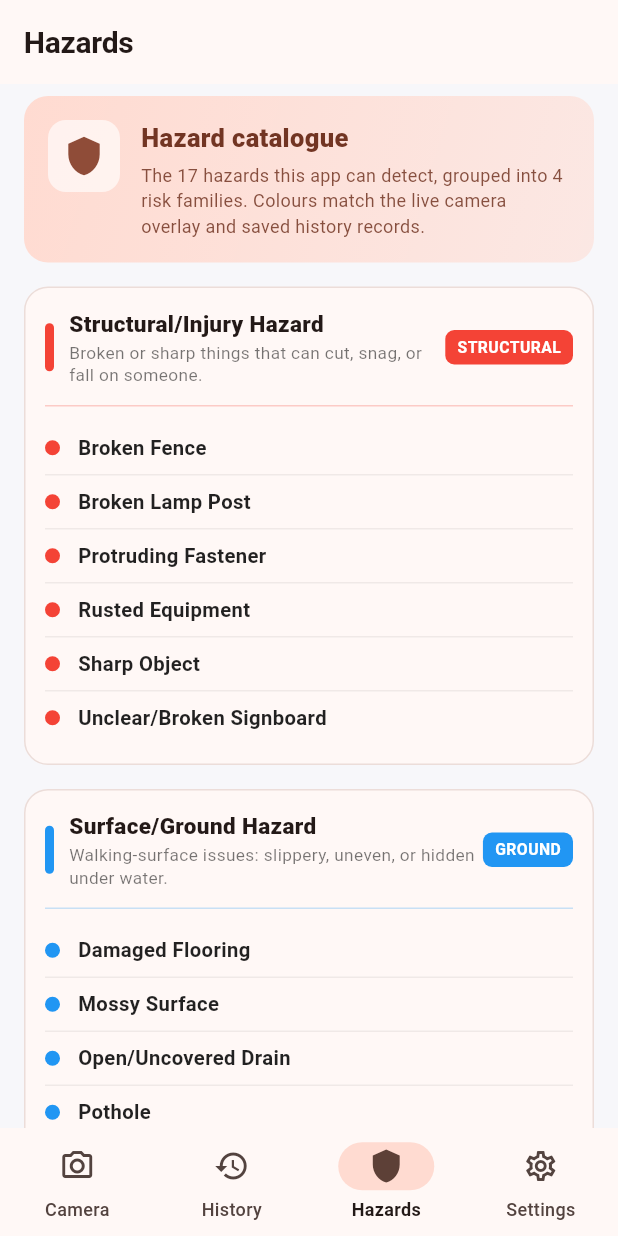
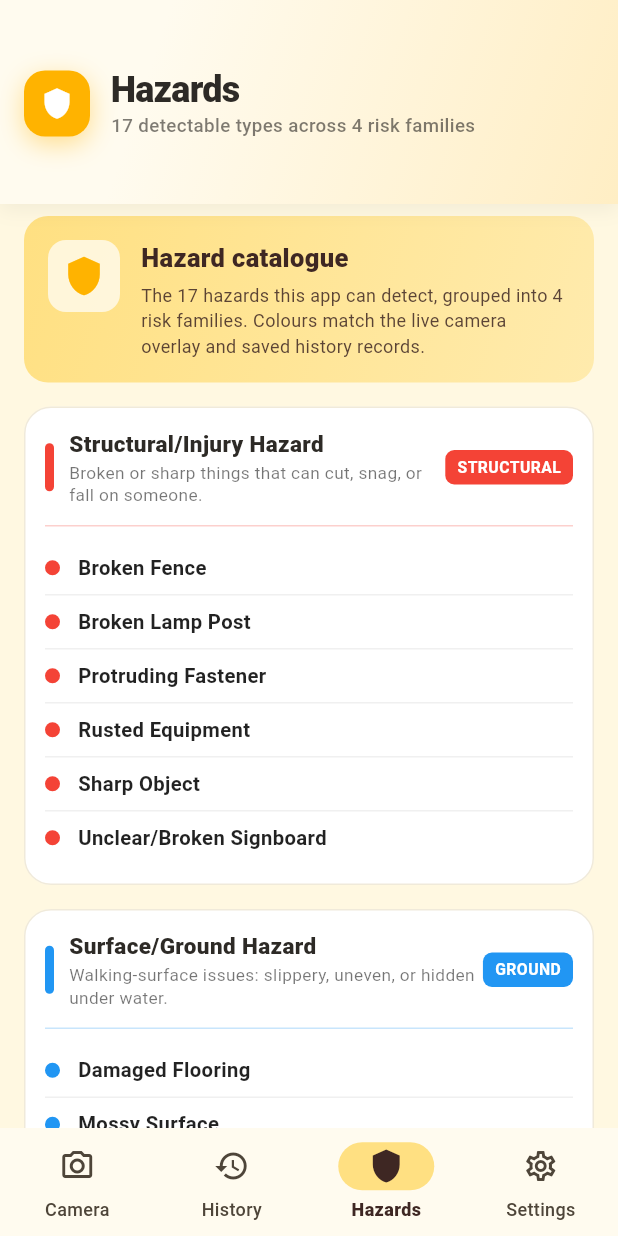
Before and after one commit to HAIZ4D/campusHazardDetector_app, a Flutter app: the screen it shows after launch, item 3 of the bottom bar chosen, on a phone screen of 412 x 824 dp. Run offline on Flutter 3.47's test engine with Material 3 defaults, Android fonts, the phone set to English and light mode, and no system bars; our stand-ins replace camera, flutter_dotenv, google_generative_ai, permission_handler; missing offline and left inert: tflite_flutter.

Commit message:
Update the user interface of the application

```diff
--- a/lib/main.dart
+++ b/lib/main.dart
@@ -72,17 +72,50 @@ Future<void> main() async {
   );
 }
 
-/// Root widget — Material 3 light theme. Camera tab keeps a dark camera
-/// preview internally for image contrast, but every other surface in the
-/// app reads as a polished light Material 3 surface.
+/// Root widget — Material 3 light theme built around a rich-amber palette.
+///
+/// Why we don't just use `ColorScheme.fromSeed(amber)` straight:
+///   M3 derives `primary` to ensure WCAG contrast on a white surface, which
+///   pushes any yellow seed toward a brownish-orange. We want the UI to
+///   read as visibly YELLOW, so we override `primary` and
+///   `primaryContainer` directly and let the generated palette fill in the
+///   harmonised neutrals and tertiaries around them.
+///
+/// Reads as: warm cream surfaces, gold primary, charcoal text. A premium
+/// "safety-yellow" tone that thematically fits a hazard-detection app.
 class HazardDetectorApp extends StatelessWidget {
   const HazardDetectorApp({super.key});
+
+  // ── Yellow palette ─────────────────────────────────────────────────────
+  // Tuned by hand so primary stays genuinely yellow/gold (not the
+  // brown-orange M3 derives by default).
+  static const Color _gold = Color(0xFFFFB300); // Amber 600 — rich gold
+  static const Color _goldDeep = Color(0xFFFF8F00); // Amber 800 — deeper accent
+  static const Color _goldLight = Color(0xFFFFE082); // Amber 200 — soft container
+  static const Color _cream = Color(0xFFFFFBEF); // very warm white surface
+  static const Color _scaffoldBg = Color(0xFFFFF8E1); // amber 50 — soft bg
+  static const Color _charcoal = Color(0xFF2D2A26); // warm dark text
+  static const Color _onContainer = Color(0xFF3E2723); // brown 900-ish
 
   @override
   Widget build(BuildContext context) {
     final ColorScheme colorScheme = ColorScheme.fromSeed(
-      seedColor: Colors.deepOrange,
+      seedColor: _gold,
       brightness: Brightness.light,
+    ).copyWith(
+      primary: _gold,
+      onPrimary: Colors.black, // dark text on yellow = readable
+      primaryContainer: _goldLight,
+      onPrimaryContainer: _onContainer,
+      secondary: _goldDeep,
+      onSecondary: Colors.white,
+      surface: _cream,
+      onSurface: _charcoal,
+      surfaceContainerLowest: Colors.white,
+      surfaceContainerLow: _cream,
+      surfaceContainer: const Color(0xFFFFF3E0), // amber 50 warmer
+      surfaceContainerHigh: const Color(0xFFFFE8B3),
+      outlineVariant: const Color(0xFFE6DCC2), // warm beige outline
     );
 
     return MaterialApp(
@@ -91,9 +124,9 @@ class HazardDetectorApp extends StatelessWidget {
       theme: ThemeData(
         colorScheme: colorScheme,
         useMaterial3: true,
-        scaffoldBackgroundColor: const Color(0xFFF7F7FA),
+        scaffoldBackgroundColor: _scaffoldBg,
 
-        // ── AppBars: light, no elevation, bold title ─────────────────────
+        // ── AppBars (default — overridden per screen by HeroAppBar) ───────
         appBarTheme: AppBarTheme(
           backgroundColor: colorScheme.surface,
           foregroundColor: colorScheme.onSurface,
@@ -112,69 +145,101 @@ class HazardDetectorApp extends StatelessWidget {
         // ── Bottom NavigationBar (Material 3) ─────────────────────────────
         navigationBarTheme: NavigationBarThemeData(
           backgroundColor: colorScheme.surface,
-          indicatorColor: colorScheme.primaryContainer,
+          indicatorColor: _goldLight, // soft yellow pill behind active icon
           surfaceTintColor: Colors.transparent,
           height: 72,
           labelTextStyle: WidgetStateProperty.resolveWith((states) {
             final selected = states.contains(WidgetState.selected);
             return TextStyle(
               fontSize: 12,
-              fontWeight: selected ? FontWeight.w700 : FontWeight.w500,
-              color: selected ? colorScheme.onSurface : colorScheme.onSurfaceVariant,
+              fontWeight: selected ? FontWeight.w800 : FontWeight.w500,
+              color: selected
+                  ? _onContainer
+                  : colorScheme.onSurfaceVariant,
+            );
+          }),
+          iconTheme: WidgetStateProperty.resolveWith((states) {
+            final selected = states.contains(WidgetState.selected);
+            return IconThemeData(
+              color: selected ? _onContainer : colorScheme.onSurfaceVariant,
+              size: 24,
             );
           }),
         ),
 
-        // ── Cards: soft, rounded, subtle elevation ────────────────────────
+        // ── Cards: soft, rounded, hairline border ─────────────────────────
         cardTheme: CardThemeData(
-          color: colorScheme.surface,
+          color: Colors.white, // white pops cleanly against cream scaffold
           elevation: 0,
           surfaceTintColor: Colors.transparent,
           shadowColor: Colors.black.withValues(alpha: 0.06),
           shape: RoundedRectangleBorder(
-            borderRadius: BorderRadius.circular(16),
+            borderRadius: BorderRadius.circular(18),
             side: BorderSide(
-              color: colorScheme.outlineVariant.withValues(alpha: 0.5),
+              color: colorScheme.outlineVariant.withValues(alpha: 0.6),
               width: 1,
             ),
           ),
           margin: EdgeInsets.zero,
         ),
 
-        // ── Filled buttons: punchy primary ────────────────────────────────
+        // ── Filled buttons: gold with dark text ───────────────────────────
         filledButtonTheme: FilledButtonThemeData(
           style: FilledButton.styleFrom(
+            backgroundColor: _gold,
+            foregroundColor: Colors.black,
             shape: RoundedRectangleBorder(
-              borderRadius: BorderRadius.circular(12),
+              borderRadius: BorderRadius.circular(14),
             ),
             padding:
-                const EdgeInsets.symmetric(horizontal: 18, vertical: 12),
+                const EdgeInsets.symmetric(horizontal: 20, vertical: 14),
             textStyle: const TextStyle(
               fontSize: 14,
-              fontWeight: FontWeight.w600,
+              fontWeight: FontWeight.w700,
+              letterSpacing: 0.1,
             ),
           ),
         ),
 
-        // ── Outlined buttons: soft outline ────────────────────────────────
+        // ── Outlined buttons: soft amber outline ──────────────────────────
         outlinedButtonTheme: OutlinedButtonThemeData(
           style: OutlinedButton.styleFrom(
             shape: RoundedRectangleBorder(
-              borderRadius: BorderRadius.circular(12),
+              borderRadius: BorderRadius.circular(14),
             ),
             padding:
                 const EdgeInsets.symmetric(horizontal: 14, vertical: 10),
+            side: BorderSide(
+              color: _goldDeep.withValues(alpha: 0.45),
+              width: 1.2,
+            ),
+            foregroundColor: _onContainer,
           ),
+        ),
+
+        // ── Sliders: gold track ───────────────────────────────────────────
+        sliderTheme: SliderThemeData(
+          activeTrackColor: _gold,
+          inactiveTrackColor: _goldLight.withValues(alpha: 0.5),
+          thumbColor: _goldDeep,
+          overlayColor: _gold.withValues(alpha: 0.15),
+          valueIndicatorColor: _onContainer,
+          valueIndicatorTextStyle: const TextStyle(color: Colors.white),
         ),
 
         // ── Snackbars: floating, rounded ──────────────────────────────────
         snackBarTheme: SnackBarThemeData(
           behavior: SnackBarBehavior.floating,
           shape: RoundedRectangleBorder(
-            borderRadius: BorderRadius.circular(12),
+            borderRadius: BorderRadius.circular(14),
           ),
-          backgroundColor: colorScheme.inverseSurface,
-          contentTextStyle: TextStyle(color: colorScheme.onInverseSurface),
+          backgroundColor: _onContainer,
+          contentTextStyle: const TextStyle(color: Colors.white),
+        ),
+
+        // ── Progress indicator default colour ─────────────────────────────
+        progressIndicatorTheme: const ProgressIndicatorThemeData(
+          color: _gold,
         ),
       ),
       home: const MainShell(),
--- a/lib/screens/hazards_screen.dart
+++ b/lib/screens/hazards_screen.dart
@@ -16,6 +16,7 @@
 import 'package:flutter/material.dart';
 
 import '../ensemble/label_harmoniser.dart';
+import '../widgets/hero_app_bar.dart';
 import '../widgets/parent_category_palette.dart';
 
 /// Hardcoded list of (raw → harmonised) pairs we ALWAYS want shown, derived
@@ -99,8 +100,10 @@ class HazardsScreen extends StatelessWidget {
     }());
 
     return Scaffold(
-      appBar: AppBar(
-        title: const Text('Hazards'),
+      appBar: const HeroAppBar(
+        title: 'Hazards',
+        subtitle: '17 detectable types across 4 risk families',
+        icon: Icons.shield,
       ),
       body: ListView(
         padding: const EdgeInsets.fromLTRB(16, 8, 16, 24),
--- /dev/null
+++ b/lib/widgets/hero_app_bar.dart
@@ -0,0 +1,252 @@
+// =============================================================================
+// HeroAppBar
+// -----------------------------------------------------------------------------
+// A taller, more expressive AppBar designed for the secondary screens
+// (History, Hazards, Settings, Detection Detail). Drops into Scaffold.appBar
+// as a PreferredSizeWidget — no Sliver gymnastics required.
+//
+// Visual anatomy:
+//
+//   ┌─────────────────────────────────────────────────────────┐
+//   │  ┏━━━┓                                                  │
+//   │  ┃IC ┃   TITLE  (24sp, w900, charcoal)        [actions] │
+//   │  ┗━━━┛   subtitle (12.5sp, w500, muted)                 │
+//   └─────────────────────────────────────────────────────────┘
+//        ▲                                          ▲
+//   icon badge with glow             optional action buttons
+//   (accent-coloured, rounded)       (e.g. Clear All)
+//
+// Background is a soft diagonal gradient from the cream surface to a hint
+// of the accent colour, with a hairline shadow at the bottom edge. Each
+// screen can override the accent (the detection-detail screen ties its
+// appbar accent to the record's parent-category colour for continuity).
+// =============================================================================
+
+import 'package:flutter/material.dart';
+
+class HeroAppBar extends StatelessWidget implements PreferredSizeWidget {
+  /// Main heading text shown at full size.
+  final String title;
+
+  /// Smaller subtitle below the title — give the user one line of context.
+  final String subtitle;
+
+  /// Hero icon that lives in the badge on the left.
+  final IconData icon;
+
+  /// Optional trailing widgets (e.g. an IconButton for Clear All).
+  final List<Widget>? actions;
+
+  /// Override the default accent (defaults to the theme's primary). The
+  /// detail screen uses this to colour-match the displayed record's parent
+  /// hazard category.
+  final Color? accentColor;
+
+  /// Optional back-button override; defaults to Navigator.maybePop when
+  /// inside a route that can be popped.
+  final VoidCallback? onBack;
+
+  /// When true, shows a back arrow on the left (before the icon badge).
+  final bool showBackButton;
+
+  /// AppBar height (does NOT include the status bar — that's drawn through
+  /// the gradient automatically).
+  static const double _contentHeight = 112;
+  static const double _statusBarFallback = 24;
+
+  const HeroAppBar({
+    super.key,
+    required this.title,
+    required this.subtitle,
+    required this.icon,
+    this.actions,
+    this.accentColor,
+    this.onBack,
+    this.showBackButton = false,
+  });
+
+  @override
+  Size get preferredSize =>
+      const Size.fromHeight(_contentHeight + _statusBarFallback);
+
+  @override
+  Widget build(BuildContext context) {
+    final scheme = Theme.of(context).colorScheme;
+    final Color accent = accentColor ?? scheme.primary;
+    final Color onAccent = _onColor(accent);
+    final double topInset = MediaQuery.of(context).padding.top;
+
+    return Container(
+      // Container takes the FULL preferredSize so the gradient extends
+      // behind the status bar — gives the modern "edge-to-edge" feel.
+      decoration: BoxDecoration(
+        gradient: LinearGradient(
+          begin: Alignment.topLeft,
+          end: Alignment.bottomRight,
+          colors: [
+            scheme.surface,
+            Color.alphaBlend(accent.withValues(alpha: 0.18), scheme.surface),
+          ],
+          stops: const [0.25, 1.0],
+        ),
+        boxShadow: [
+          BoxShadow(
+            color: Colors.black.withValues(alpha: 0.05),
+            blurRadius: 10,
+            offset: const Offset(0, 4),
+          ),
+        ],
+      ),
+      padding: EdgeInsets.only(top: topInset),
+      child: SafeArea(
+        top: false,
+        bottom: false,
+        child: Padding(
+          padding: const EdgeInsets.fromLTRB(16, 14, 8, 12),
+          child: Row(
+            crossAxisAlignment: CrossAxisAlignment.center,
+            children: [
+              // ── Optional back button ───────────────────────────────────
+              if (showBackButton) ...[
+                _RoundIconButton(
+                  icon: Icons.arrow_back,
+                  onTap: onBack ?? () => Navigator.of(context).maybePop(),
+                  background: scheme.surface,
+                  iconColor: scheme.onSurface,
+                ),
+                const SizedBox(width: 8),
+              ],
+
+              // ── Hero icon badge ───────────────────────────────────────
+              Container(
+                padding: const EdgeInsets.all(11),
+                decoration: BoxDecoration(
+                  color: accent,
+                  borderRadius: BorderRadius.circular(14),
+                  boxShadow: [
+                    BoxShadow(
+                      color: accent.withValues(alpha: 0.40),
+                      blurRadius: 14,
+                      offset: const Offset(0, 5),
+                    ),
+                  ],
+                ),
+                child: Icon(icon, color: onAccent, size: 22),
+              ),
+              const SizedBox(width: 14),
+
+              // ── Title + subtitle stack ────────────────────────────────
+              Expanded(
+                child: Column(
+                  crossAxisAlignment: CrossAxisAlignment.start,
+                  mainAxisAlignment: MainAxisAlignment.center,
+                  children: [
+                    Text(
+                      title,
+                      style: TextStyle(
+                        fontSize: 24,
+                        fontWeight: FontWeight.w900,
+                        letterSpacing: -0.5,
+                        color: scheme.onSurface,
+                        height: 1.1,
+                      ),
+                      overflow: TextOverflow.ellipsis,
+                    ),
+                    const SizedBox(height: 3),
+                    Text(
+                      subtitle,
+                      style: TextStyle(
+                        fontSize: 12.5,
+                        color: scheme.onSurface.withValues(alpha: 0.62),
+                        fontWeight: FontWeight.w500,
+                        height: 1.2,
+                      ),
+                      overflow: TextOverflow.ellipsis,
+                    ),
+                  ],
+                ),
+              ),
+
+              // ── Optional action widgets on the right ──────────────────
+              if (actions != null) ...actions!,
+            ],
+          ),
+        ),
+      ),
+    );
+  }
+
+  /// Pick black text on light accents, white on dark ones.
+  static Color _onColor(Color bg) =>
+      bg.computeLuminance() > 0.6 ? Colors.black : Colors.white;
+}
+
+/// Helper: small rounded icon button used by the back arrow.
+class _RoundIconButton extends StatelessWidget {
+  final IconData icon;
+  final VoidCallback onTap;
+  final Color background;
+  final Color iconColor;
+
+  const _RoundIconButton({
+    required this.icon,
+    required this.onTap,
+    required this.background,
+    required this.iconColor,
+  });
+
+  @override
+  Widget build(BuildContext context) {
+    return Material(
+      color: background,
+      shape: const CircleBorder(),
+      elevation: 0,
+      child: InkWell(
+        customBorder: const CircleBorder(),
+        onTap: onTap,
+        child: Padding(
+          padding: const EdgeInsets.all(8),
+          child: Icon(icon, color: iconColor, size: 20),
+        ),
+      ),
+    );
+  }
+}
+
+/// Drop-in for [HeroAppBar.actions]: a compact circular icon button that
+/// fits the look of the hero header. Use this instead of IconButton for
+/// uniform styling in the actions slot.
+class HeroAppBarAction extends StatelessWidget {
+  final IconData icon;
+  final VoidCallback onTap;
+  final String? tooltip;
+
+  const HeroAppBarAction({
+    super.key,
+    required this.icon,
+    required this.onTap,
+    this.tooltip,
+  });
+
+  @override
+  Widget build(BuildContext context) {
+    final scheme = Theme.of(context).colorScheme;
+    final Widget button = Material(
+      color: scheme.surface.withValues(alpha: 0.85),
+      shape: const CircleBorder(),
+      elevation: 0,
+      child: InkWell(
+        customBorder: const CircleBorder(),
+        onTap: onTap,
+        child: Padding(
+          padding: const EdgeInsets.all(10),
+          child: Icon(icon, color: scheme.onSurface, size: 20),
+        ),
+      ),
+    );
+    if (tooltip != null) {
+      return Tooltip(message: tooltip!, child: button);
+    }
+    return button;
+  }
+}
```
Also changed, not shown: lib/screens/camera_screen.dart (+19 -6 lines), lib/screens/detection_detail_screen.dart (+32 -15 lines), lib/screens/history_screen.dart (+8 -6 lines), lib/screens/settings_screen.dart (+6 -1 lines).
